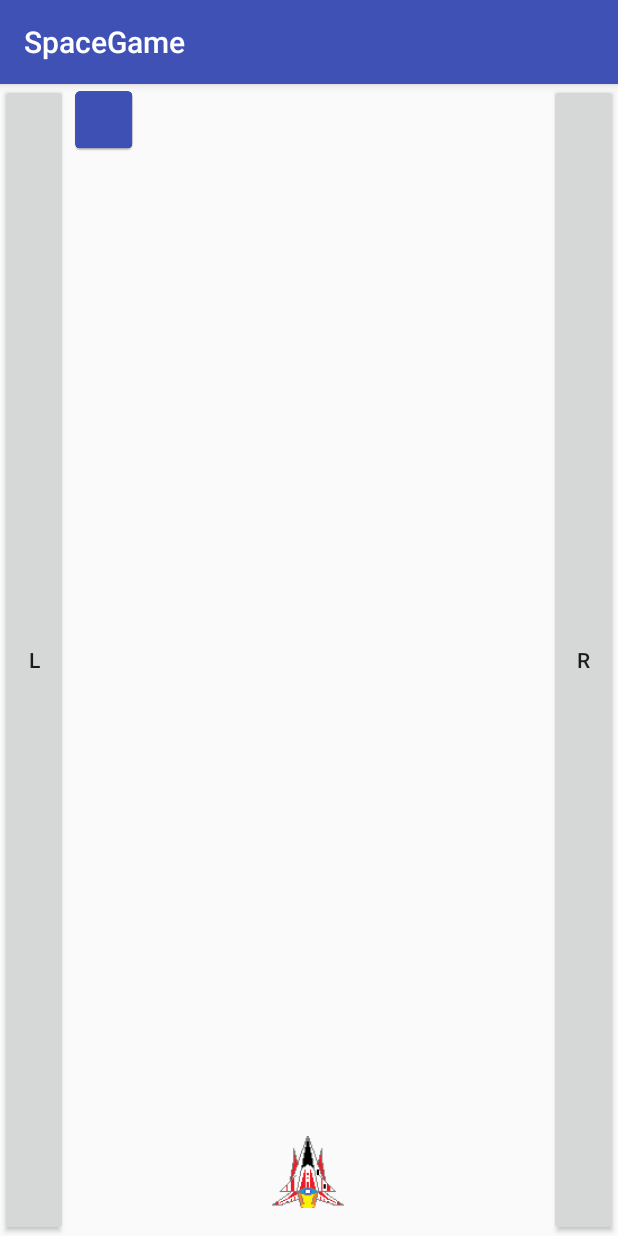
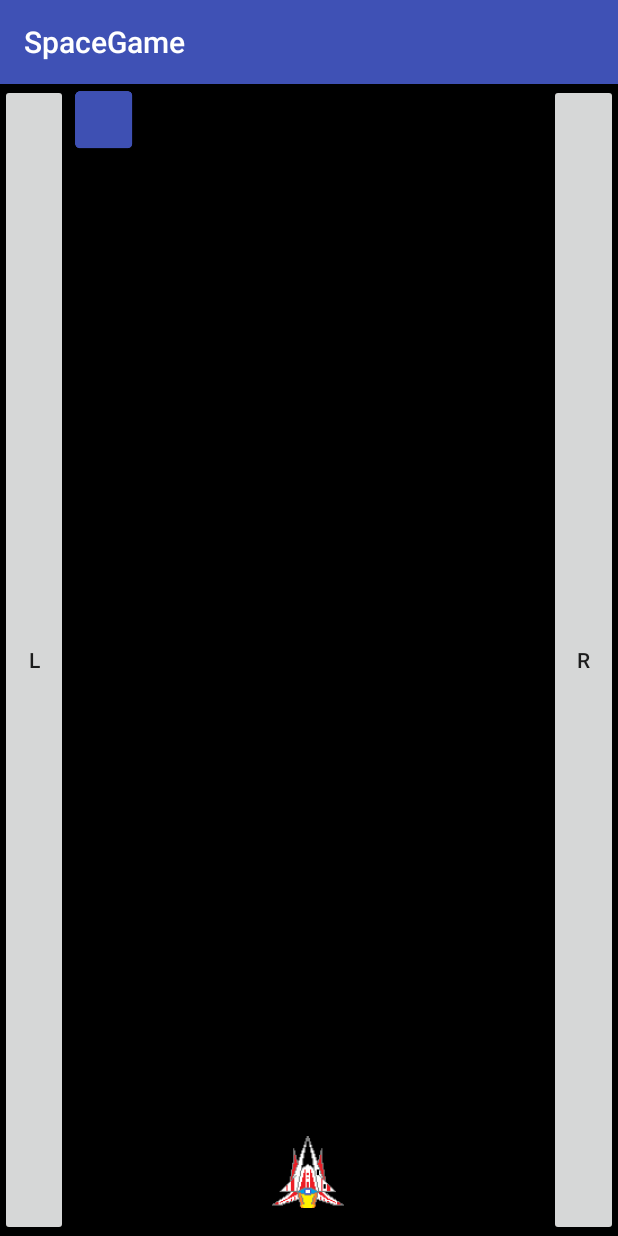
Before and after one commit to hornsbym/SpaceGame, an Android app: the screen it shows after launch (MainActivity), on a phone screen of 412 x 824 dp. Run offline under Robolectric (Android 15) with nearby library versions, the phone set to English and light mode, and no system bars.

Commit message:
Changed background color.

```diff
--- a/app/src/main/res/layout/activity_main.xml
+++ b/app/src/main/res/layout/activity_main.xml
@@ -2,7 +2,8 @@
 <LinearLayout xmlns:android="http://schemas.android.com/apk/res/android"
     android:layout_width="match_parent"
     android:layout_height="match_parent"
-    android:orientation="horizontal">
+    android:orientation="horizontal"
+    android:background="@color/black" >
     <Button
         android:id="@+id/left_button"
         android:layout_width="0dp"
@@ -13,7 +14,8 @@
         android:layout_width="0dp"
         android:layout_height="match_parent"
         android:layout_weight="7"
-        android:orientation="vertical">
+        android:orientation="vertical"
+        android:background="@color/black">
         <LinearLayout
             android:id="@+id/runway_bar"
             android:layout_width="match_parent"
--- a/app/src/main/res/values/colors.xml
+++ b/app/src/main/res/values/colors.xml
@@ -3,4 +3,5 @@
     <color name="colorPrimary">#3F51B5</color>
     <color name="colorPrimaryDark">#303F9F</color>
     <color name="colorAccent">#FF4081</color>
+    <color name="black">#000000</color>
 </resources>
```
